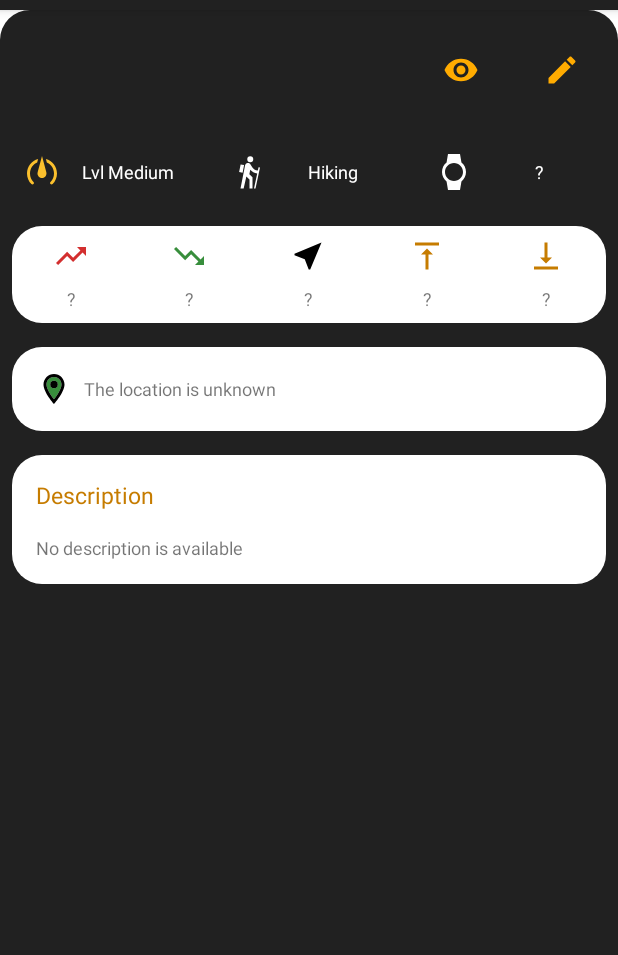
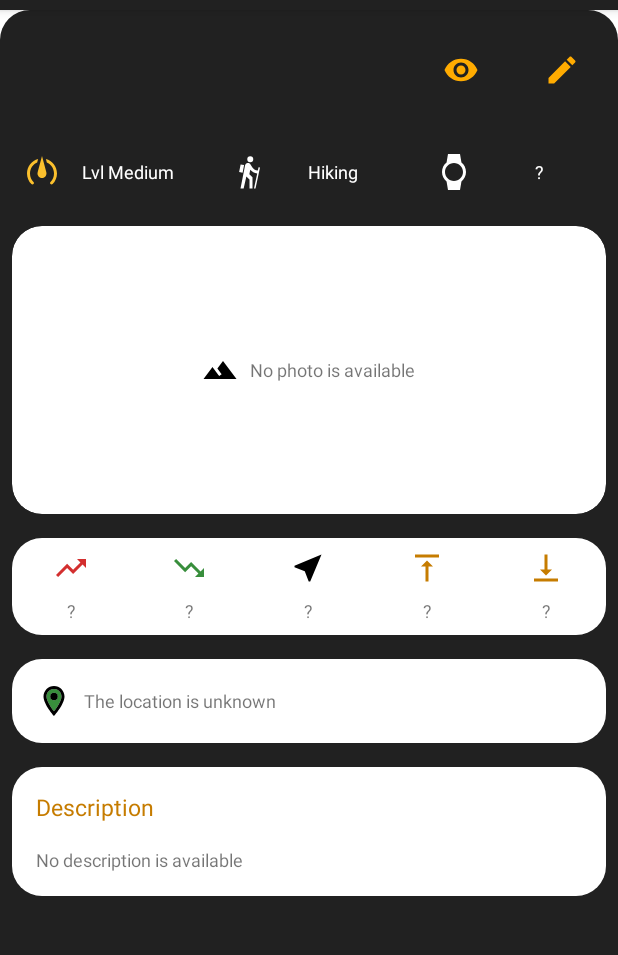
Before and after one commit to Sildian/TogeTrail-Android, an Android app: the fragment TrailInfoFragment placed in its activity, on a phone screen of 412 x 824 dp, the part 74-1029 px from its top. Run offline under Robolectric (Android 15) with nearby library versions, the phone set to English and light mode, and no system bars; libraries missing offline, so code that uses them is left out: io.ticofab.androidgpxparser.

Commit message:
The photos are now displayed within 'TrailInfoFragment'

```diff
--- /dev/null
+++ b/app/src/main/java/com/sildian/apps/togetrail/trail/info/PhotoAdapter.kt
@@ -0,0 +1,28 @@
+package com.sildian.apps.togetrail.trail.info
+
+import android.view.LayoutInflater
+import android.view.ViewGroup
+import androidx.recyclerview.widget.RecyclerView
+import com.sildian.apps.togetrail.R
+
+/*************************************************************************************************
+ * Displays a set of photos
+ * @param photosUrl : the list of photos url to display
+ ************************************************************************************************/
+
+class PhotoAdapter (val photosUrl:List<String>) : RecyclerView.Adapter<PhotoViewHolder>() {
+
+    override fun onCreateViewHolder(parent: ViewGroup, viewType: Int): PhotoViewHolder {
+        val inflater=LayoutInflater.from(parent.context)
+        val view=inflater.inflate(R.layout.item_recycler_view_photo, parent, false)
+        return PhotoViewHolder(view)
+    }
+
+    override fun getItemCount(): Int {
+        return this.photosUrl.size
+    }
+
+    override fun onBindViewHolder(holder: PhotoViewHolder, position: Int) {
+        holder.updateUI(this.photosUrl[position])
+    }
+}
--- a/app/src/main/java/com/sildian/apps/togetrail/trail/info/TrailInfoFragment.kt
+++ b/app/src/main/java/com/sildian/apps/togetrail/trail/info/TrailInfoFragment.kt
@@ -43,6 +43,9 @@ class TrailInfoFragment(val trail: Trail?=null) : Fragment() {
     private val levelText by lazy {layout.fragment_trail_info_text_level}
     private val typeText by lazy {layout.fragment_trail_info_text_type}
     private val durationText by lazy {layout.fragment_trail_info_text_duration}
+    private val photoText by lazy {layout.fragment_trail_info_text_photo}
+    private val photosRecyclerView by lazy {layout.fragment_trail_info_recycler_view_photos}
+    private lateinit var photoAdapter:PhotoAdapter
     private val ascentText by lazy {layout.fragment_trail_info_text_ascent}
     private val descentText by lazy {layout.fragment_trail_info_text_descent}
     private val distanceText by lazy {layout.fragment_trail_info_text_distance}
@@ -50,6 +53,10 @@ class TrailInfoFragment(val trail: Trail?=null) : Fragment() {
     private val minElevationText by lazy {layout.fragment_trail_info_text_min_elevation}
     private val locationText by lazy {layout.fragment_trail_info_text_location}
     private val descriptionText by lazy {layout.fragment_trail_info_text_description}
+
+    /**************************************Data**************************************************/
+
+    private val photosUrls:ArrayList<String> = arrayListOf()        //The list of photos urls of the trail
 
     /************************************Life cycle**********************************************/
 
@@ -69,6 +76,7 @@ class TrailInfoFragment(val trail: Trail?=null) : Fragment() {
         initializeLevelText()
         initializeTypeText()
         initializeDuration()
+        initializePhotosRecyclerView()
         initializeAscentText()
         initializeDescentText()
         initializeDistanceText()
@@ -76,6 +84,7 @@ class TrailInfoFragment(val trail: Trail?=null) : Fragment() {
         initializeMinElevationText()
         initializeLocationText()
         initializeDescriptionText()
+        updatePhotos()
     }
 
     private fun initializeNameText(){
@@ -147,6 +156,11 @@ class TrailInfoFragment(val trail: Trail?=null) : Fragment() {
             if(duration!=null)
                 DateUtilities.displayDuration(duration.toLong(), hourMetric, minuteMetric)
             else unkownText
+    }
+
+    private fun initializePhotosRecyclerView(){
+        this.photoAdapter= PhotoAdapter(this.photosUrls)
+        this.photosRecyclerView.adapter=this.photoAdapter
     }
 
     private fun initializeAscentText(){
@@ -226,4 +240,26 @@ class TrailInfoFragment(val trail: Trail?=null) : Fragment() {
             this.descriptionText.setText(R.string.message_no_description_available)
         }
     }
+
+    private fun updatePhotos(){
+        this.photosUrls.clear()
+        this.trail?.trailTrack?.trailPointsOfInterest?.forEach { trailPointOfInteret ->
+            if(!trailPointOfInteret.photoUrl.isNullOrEmpty()){
+                this.photosUrls.add(trailPointOfInteret.photoUrl!!)
+            }
+        }
+        this.photoAdapter.notifyDataSetChanged()
+        updatePhotosVisibility()
+    }
+
+    private fun updatePhotosVisibility(){
+        if(this.photosUrls.isEmpty()){
+            this.photoText.visibility=View.VISIBLE
+            this.photosRecyclerView.visibility=View.INVISIBLE
+        }
+        else{
+            this.photoText.visibility=View.INVISIBLE
+            this.photosRecyclerView.visibility=View.VISIBLE
+        }
+    }
 }
--- a/app/src/main/res/layout/fragment_trail_info.xml
+++ b/app/src/main/res/layout/fragment_trail_info.xml
@@ -91,6 +91,44 @@
             android:drawablePadding="@dimen/components_margin_small"/>
 
     </LinearLayout>
+
+    <androidx.core.widget.NestedScrollView
+        android:layout_width="match_parent"
+        android:layout_height="wrap_content">
+
+        <LinearLayout
+            android:layout_width="match_parent"
+            android:layout_height="wrap_content"
+            android:orientation="vertical">
+
+            <com.google.android.material.card.MaterialCardView
+                android:layout_width="match_parent"
+                android:layout_height="wrap_content"
+                android:layout_margin="@dimen/components_margin_small"
+                app:cardCornerRadius="@dimen/components_corner_medium"
+                app:cardElevation="0dp">
+
+                <TextView
+                    android:id="@+id/fragment_trail_info_text_photo"
+                    android:layout_width="wrap_content"
+                    android:layout_height="wrap_content"
+                    android:layout_gravity="center"
+                    android:gravity="center"
+                    android:textSize="@dimen/text_size_body"
+                    android:text="@string/message_no_photo_available"
+                    android:drawableStart="@drawable/ic_trail_black"
+                    android:drawablePadding="@dimen/components_margin_small"
+                    android:visibility="invisible"/>
+
+                <androidx.recyclerview.widget.RecyclerView
+                    android:id="@+id/fragment_trail_info_recycler_view_photos"
+                    android:layout_width="match_parent"
+                    android:layout_height="@dimen/image_size_large"
+                    android:orientation="horizontal"
+                    app:layoutManager="androidx.recyclerview.widget.LinearLayoutManager"
+                    app:reverseLayout="false"/>
+
+            </com.google.android.material.card.MaterialCardView>
 
             <LinearLayout
                 android:layout_width="match_parent"
@@ -213,3 +251,7 @@
             </LinearLayout>
 
         </LinearLayout>
+
+    </androidx.core.widget.NestedScrollView>
+
+</LinearLayout>
```
Also changed, not shown: app/src/main/java/com/sildian/apps/togetrail/trail/info/PhotoViewHolder.kt (added, +34 -0 lines), app/src/main/res/layout/fragment_trail_poi_info.xml (+13 -0 lines), app/src/main/res/layout/item_recycler_view_photo.xml (added, +14 -0 lines). Lines whose indentation alone changed are shown as unchanged.
